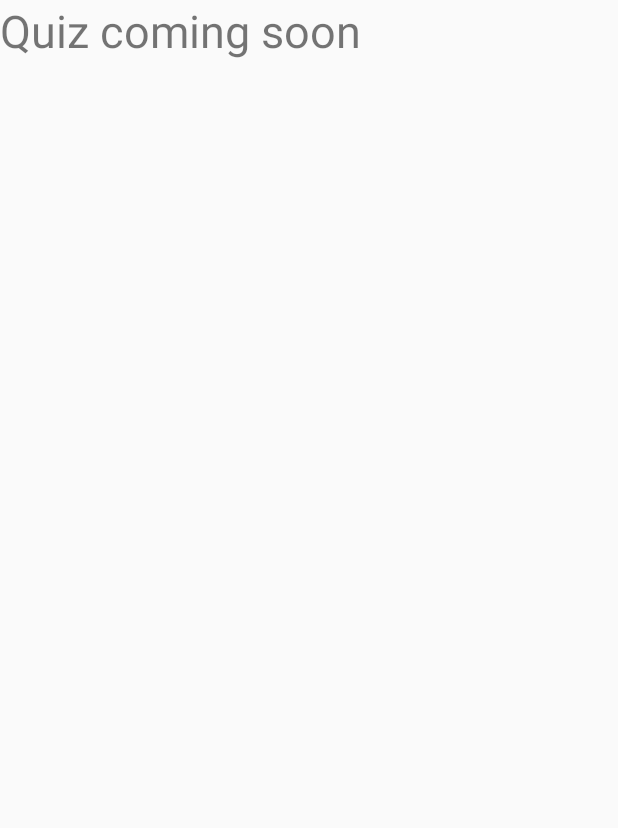
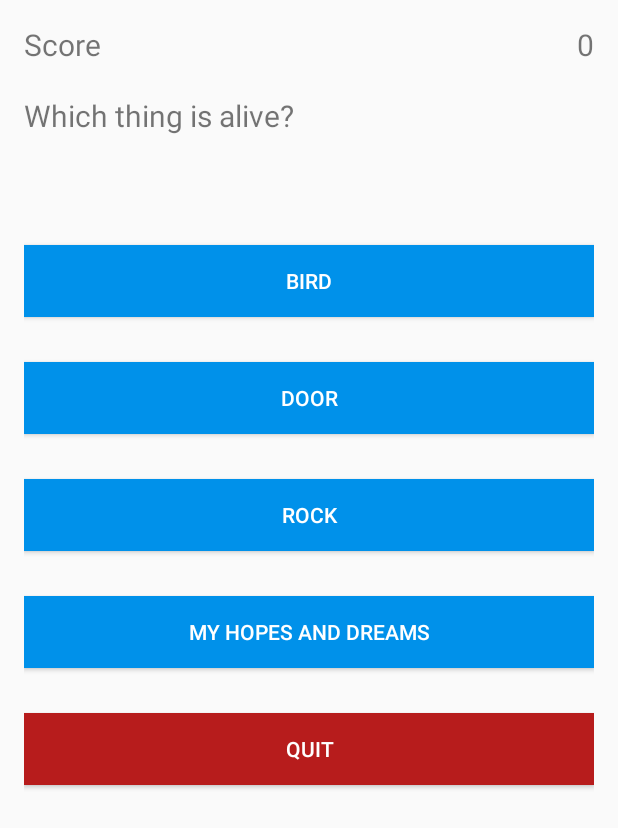
Before and after one commit to AndrewSherlock/Student-Andriod-Application, an Android app: the layout activity_quiz.xml on its own in the app's theme, with its tools: preview values and no code run, on a phone screen of 412 x 824 dp. Shown: the top 828 px of the screen. Run offline under Robolectric (Android 15) with nearby library versions, the phone set to English and light mode, and no system bars.

Commit message:
changed values of the xmp and made quiz java still has some error to do with Firebase

```diff
--- a/app/src/main/res/layout/activity_quiz.xml
+++ b/app/src/main/res/layout/activity_quiz.xml
@@ -1,16 +1,96 @@
 <?xml version="1.0" encoding="utf-8"?>
-<android.support.constraint.ConstraintLayout xmlns:android="http://schemas.android.com/apk/res/android"
-    xmlns:app="http://schemas.android.com/apk/res-auto"
+    <LinearLayout xmlns:android="http://schemas.android.com/apk/res/android"
     xmlns:tools="http://schemas.android.com/tools"
+    android:id="@+id/activity_quiz"
     android:layout_width="match_parent"
     android:layout_height="match_parent"
+    android:paddingBottom="16sp"
+    android:paddingLeft="16sp"
+    android:paddingRight="16sp"
+    android:paddingTop="16sp"
+    android:orientation="vertical"
+
     tools:context="itbstudentapp.com.itbstudentapp.Quiz">
 
+
+
+    <RelativeLayout
+        android:layout_width="match_parent"
+        android:layout_height="wrap_content"
+        android:layout_marginBottom="20dp">
+
+        <TextView
+            android:layout_width="wrap_content"
+            android:layout_height="wrap_content"
+            android:text="Score"
+            android:textSize="20sp"
+            android:layout_alignParentLeft="true"
+            android:id="@+id/score_text"/>
+
+        <TextView
+            android:id="@+id/score"
+            android:layout_width="wrap_content"
+            android:layout_height="wrap_content"
+            android:layout_alignParentEnd="true"
+            android:layout_alignParentTop="true"
+            android:text="0"
+            android:textSize="20sp" />
+
+    </RelativeLayout>
+
     <TextView
+        android:id="@+id/question"
         android:layout_width="match_parent"
-        android:layout_height="match_parent"
-        android:text="Quiz coming soon"
-        android:textSize="30sp"
-        />
+        android:layout_height="70dp"
+        android:layout_marginBottom="30sp"
+        android:text="Which thing is alive?"
+        android:textSize="20sp" />
 
-</android.support.constraint.ConstraintLayout>
+
+    <Button
+        android:id="@+id/choice1"
+        android:layout_width="match_parent"
+        android:layout_height="wrap_content"
+        android:layout_marginBottom="30sp"
+        android:background="#0091EA"
+        android:text="bird"
+        android:textColor="#fff" />
+
+    <Button
+        android:layout_width="match_parent"
+        android:layout_height="wrap_content"
+        android:text="door"
+        android:background="#0091EA"
+        android:textColor="#fff"
+        android:layout_marginBottom="30sp"
+        android:id="@+id/choice2"/>
+
+    <Button
+        android:layout_width="match_parent"
+        android:layout_height="wrap_content"
+        android:text="rock"
+        android:background="#0091EA"
+        android:textColor="#fff"
+
+        android:layout_marginBottom="30sp"
+        android:id="@+id/choice3"/>
+    <Button
+        android:layout_width="match_parent"
+        android:layout_height="wrap_content"
+        android:text="my hopes and dreams"
+        android:background="#0091EA"
+        android:textColor="#fff"
+        android:layout_marginBottom="30sp"
+        android:id="@+id/choice4"/>
+
+    <Button
+        android:layout_width="match_parent"
+        android:layout_height="wrap_content"
+        android:text="quit"
+        android:background="#B71C1C"
+        android:textColor="#fff"
+
+        android:layout_marginBottom="30sp"
+        android:id="@+id/quit"/>
+
+</LinearLayout>
```
Also changed, not shown: app/build.gradle (+8 -0 lines), app/src/main/java/com/itbstudentapp/Quiz.java (+168 -0 lines).
